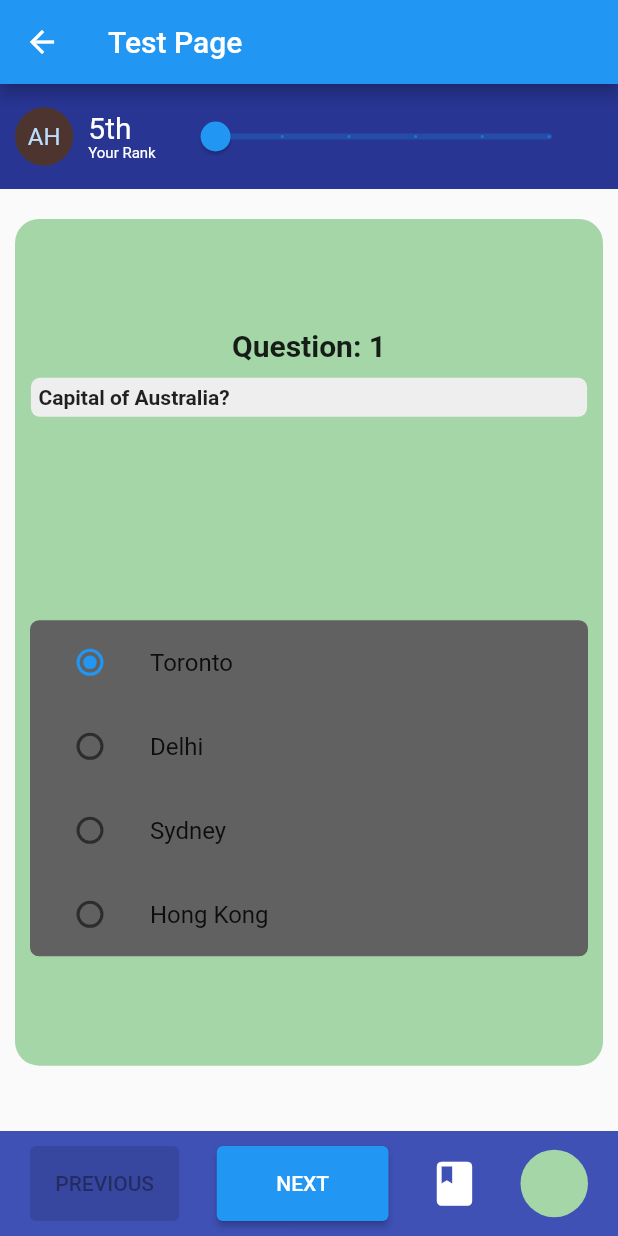
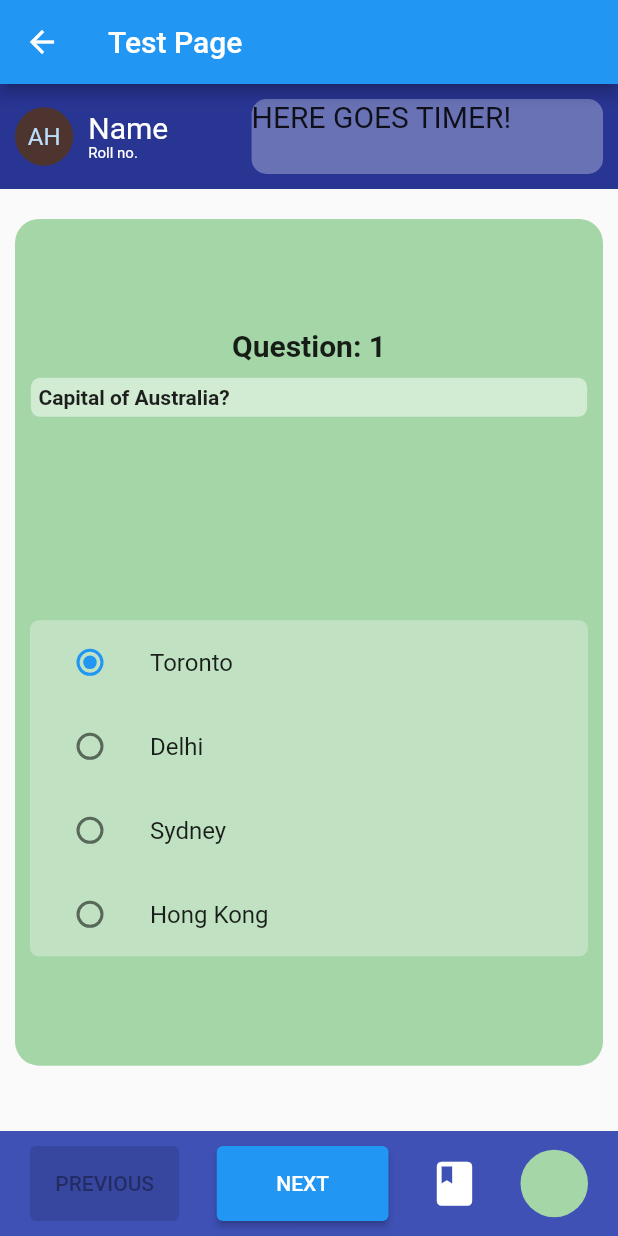
Before and after one commit to Subhadeep0506/test-application, a Flutter app: the TestPage screen opened directly, on a phone screen of 412 x 824 dp. Run offline on Flutter 3.47's test engine with Material 2 defaults, Android fonts, the light colour scheme and no system bars; drawn by our look-alikes of carousel_slider; our stand-ins replace shared_preferences, splashscreen, sqflite; accounts and stored records are empty.

Commit message:
Minor ui changes

```diff
--- a/lib/customs/custom_alert_dialog.dart
+++ b/lib/customs/custom_alert_dialog.dart
@@ -1,6 +1,6 @@
 import 'package:flutter/material.dart';
-import 'package:test_application_v1/result_page.dart';
-import 'package:test_application_v1/test_page.dart';
+import '../screens/result_page.dart';
+import 'package:test_application_v1/screens/test_page.dart';
 
 class ShowAlertDialog {
   showAlertDialog(BuildContext context) {
--- a/lib/customs/custom_card.dart
+++ b/lib/customs/custom_card.dart
@@ -5,8 +5,8 @@ import 'package:flutter/material.dart';
 import 'package:test_application_v1/customs/custom_alert_dialog.dart';
 import 'package:test_application_v1/data/questions.dart';
 
-import 'custom_list_tile.dart';
 import 'custom_modal.dart';
+import 'custom_question_card.dart';
 
 // This Widget contains the CarouselSlider and the navigator to navigate accross questions
 class CustomCard extends StatefulWidget {
@@ -182,91 +182,3 @@ class CustomCardState extends State<CustomCard> {
     );
   }
 }
-
-/// The custom card that is would contain the questions and options
-///
-class QuestionCard extends StatefulWidget {
-  final Color color;
-  String _question = '';
-  int _id;
-  List<Object> _options;
-
-  QuestionCard(this.color, this._question, this._id, this._options);
-
-  @override
-  State<QuestionCard> createState() => _QuestionCardState();
-}
-
-class _QuestionCardState extends State<QuestionCard> {
-  int _value = 0;
-  int groupValue = 0;
-
-  @override
-  Widget build(BuildContext context) {
-    return Container(
-      decoration: BoxDecoration(
-        borderRadius: BorderRadius.circular(16),
-        color: widget.color,
-      ),
-      margin: const EdgeInsets.only(
-        right: 10,
-        left: 10,
-      ),
-      height: double.infinity,
-      child: Container(
-        padding: const EdgeInsets.only(top: 10),
-        child: Column(
-          mainAxisAlignment: MainAxisAlignment.spaceEvenly,
-          crossAxisAlignment: CrossAxisAlignment.center,
-          children: [
-            Column(
-              children: [
-                Container(
-                  child: Text(
-                    'Question: ${widget._id}',
-                    style: const TextStyle(
-                      fontSize: 20,
-                      fontWeight: FontWeight.bold,
-                    ),
-                  ),
-                ),
-                Container(
-                  decoration: BoxDecoration(
-                    borderRadius: BorderRadius.circular(6),
-                    color: Colors.grey.shade200,
-                  ),
-                  margin: const EdgeInsets.only(
-                    top: 10,
-                    left: 10,
-                    right: 10,
-                  ),
-                  padding: const EdgeInsets.all(5),
-                  width: MediaQuery.of(context).size.width * 0.9,
-                  child: Text(
-                    widget._question,
-                    style: const TextStyle(fontWeight: FontWeight.bold),
-                  ),
-                ),
-              ],
-            ),
-            const SizedBox(
-              height: 10,
-            ),
-            Container(
-              decoration: BoxDecoration(
-                borderRadius: BorderRadius.circular(6),
-                color: Colors.grey.shade700,
-              ),
-              margin: const EdgeInsets.only(
-                bottom: 10,
-                left: 10,
-                right: 10,
-              ),
-              child: CustomListTile(widget._id - 1),
-            ),
-          ],
-        ),
-      ),
-    );
-  }
-}
--- /dev/null
+++ b/lib/customs/custom_question_card.dart
@@ -0,0 +1,89 @@
+import 'package:flutter/material.dart';
+
+import 'custom_list_tile.dart';
+
+class QuestionCard extends StatefulWidget {
+  final Color color;
+  String _question = '';
+  int _id;
+  List<Object> _options;
+
+  QuestionCard(this.color, this._question, this._id, this._options);
+
+  @override
+  State<QuestionCard> createState() => _QuestionCardState();
+}
+
+class _QuestionCardState extends State<QuestionCard> {
+  int _value = 0;
+  int groupValue = 0;
+
+  @override
+  Widget build(BuildContext context) {
+    return Container(
+      decoration: BoxDecoration(
+        borderRadius: BorderRadius.circular(16),
+        color: widget.color,
+      ),
+      margin: const EdgeInsets.only(
+        right: 10,
+        left: 10,
+      ),
+      height: double.infinity,
+      child: Container(
+        padding: const EdgeInsets.only(top: 10),
+        child: Column(
+          mainAxisAlignment: MainAxisAlignment.spaceEvenly,
+          crossAxisAlignment: CrossAxisAlignment.center,
+          children: [
+            Column(
+              children: [
+                Container(
+                  child: Text(
+                    'Question: ${widget._id}',
+                    style: const TextStyle(
+                      fontSize: 20,
+                      fontWeight: FontWeight.bold,
+                    ),
+                  ),
+                ),
+                Container(
+                  decoration: BoxDecoration(
+                    borderRadius: BorderRadius.circular(6),
+                    color: Colors.white.withOpacity(0.5),
+                  ),
+                  margin: const EdgeInsets.only(
+                    top: 10,
+                    left: 10,
+                    right: 10,
+                  ),
+                  padding: const EdgeInsets.all(5),
+                  width: MediaQuery.of(context).size.width * 0.9,
+                  child: Text(
+                    widget._question,
+                    style: const TextStyle(fontWeight: FontWeight.bold),
+                  ),
+                ),
+              ],
+            ),
+            const SizedBox(
+              height: 10,
+            ),
+            Container(
+              decoration: BoxDecoration(
+                borderRadius: BorderRadius.circular(6),
+                color: Colors.white.withOpacity(0.3),
+              ),
+              margin: const EdgeInsets.only(
+                bottom: 10,
+                left: 10,
+                right: 10,
+              ),
+              child: CustomListTile(widget._id - 1),
+            ),
+          ],
+        ),
+      ),
+    );
+  }
+}
--- /dev/null
+++ b/lib/data/question.dart
@@ -0,0 +1,33 @@
+import 'question_fields.dart';
+
+class Question {
+  int? id;
+  String? question;
+  int? option;
+  int? selected;
+
+  Question({this.id, this.option, this.question});
+  Map<String, Object?> toJson() => {
+        QuestionFields.id: id,
+        QuestionFields.question: question,
+        QuestionFields.selectedOption: selected,
+      };
+
+  Question copy({
+    int? id,
+    String? question,
+    int? option,
+    int? selected,
+  }) =>
+      Question(
+        id: id ?? this.id,
+        option: option ?? this.option,
+        question: question ?? this.question,
+      );
+
+  static Question fromJson(Map<String, Object?> first) => Question(
+        id: first[QuestionFields.id] as int?,
+        question: first[QuestionFields.question] as String?,
+        option: first[QuestionFields.selectedOption] as int?,
+      );
+}
--- /dev/null
+++ b/lib/data/question_fields.dart
@@ -0,0 +1,13 @@
+class QuestionFields {
+  static String id = '_id';
+  static String question = 'question';
+  static String correctOption = 'option';
+  static String selectedOption = 'selected';
+
+  static final List<String> values = [
+    id,
+    question,
+    correctOption,
+    selectedOption,
+  ];
+}
--- a/lib/data/questions_db.dart
+++ b/lib/data/questions_db.dart
@@ -1,7 +1,8 @@
-import 'dart:convert';
-
 import 'package:sqflite/sqflite.dart';
 import 'package:path/path.dart';
+
+import 'question.dart';
+import 'question_fields.dart';
 
 // database handling for questions and results
 class QuestionsDatabase {
@@ -96,49 +97,3 @@ class QuestionsDatabase {
     return result.map((json) => Question.fromJson(json)).toList();
   }
 }
-
-class Question {
-  int? id;
-  String? question;
-  int? option;
-  int? selected;
-
-  Question({this.id, this.option, this.question});
-  Map<String, Object?> toJson() => {
-        QuestionFields.id: id,
-        QuestionFields.question: question,
-        QuestionFields.selectedOption: selected,
-      };
-
-  Question copy({
-    int? id,
-    String? question,
-    int? option,
-    int? selected,
-  }) =>
-      Question(
-        id: id ?? this.id,
-        option: option ?? this.option,
-        question: question ?? this.question,
-      );
-
-  static Question fromJson(Map<String, Object?> first) => Question(
-        id: first[QuestionFields.id] as int?,
-        question: first[QuestionFields.question] as String?,
-        option: first[QuestionFields.selectedOption] as int?,
-      );
-}
-
-class QuestionFields {
-  static String id = '_id';
-  static String question = 'question';
-  static String correctOption = 'option';
-  static String selectedOption = 'selected';
-
-  static final List<String> values = [
-    id,
-    question,
-    correctOption,
-    selectedOption,
-  ];
-}
--- a/lib/main.dart
+++ b/lib/main.dart
@@ -1,5 +1,5 @@
 import 'package:flutter/material.dart';
-import 'package:test_application_v1/splash_screen.dart';
+import 'package:test_application_v1/screens/splash_screen.dart';
 
 void main() {
   runApp(const MyApp());
--- a/lib/home_page.dart
+++ b/lib/screens/home_page.dart
@@ -3,7 +3,7 @@ import 'dart:io';
 
 import 'package:flutter/material.dart';
 import 'package:test_application_v1/customs/custom_timer.dart';
-import 'package:test_application_v1/test_page.dart';
+import 'package:test_application_v1/screens/test_page.dart';
 
 class HomePage extends StatefulWidget {
   const HomePage({Key? key}) : super(key: key);
--- a/lib/result_page.dart
+++ b/lib/screens/result_page.dart
@@ -1,5 +1,5 @@
 import 'package:flutter/material.dart';
-import 'package:test_application_v1/home_page.dart';
+import './home_page.dart';
 
 // Result page to show the result table
 // Temporarily shows dummy table as results
--- a/lib/splash_screen.dart
+++ b/lib/screens/splash_screen.dart
@@ -1,6 +1,6 @@
 import 'package:flutter/material.dart';
 import 'package:splashscreen/splashscreen.dart';
-import 'package:test_application_v1/home_page.dart';
+import './home_page.dart';
 
 class SplashPage extends StatelessWidget {
   const SplashPage({Key? key}) : super(key: key);
--- a/lib/test_page.dart
+++ b/lib/screens/test_page.dart
@@ -3,8 +3,8 @@ import 'package:flutter/material.dart';
 import 'package:test_application_v1/customs/custom_card.dart';
 import 'package:shared_preferences/shared_preferences.dart';
 
-import 'customs/custom_card.dart';
-import 'customs/custom_modal.dart';
+import '../customs/custom_card.dart';
+import '../customs/custom_modal.dart';
 
 // The page that is shown when the user starts the exam
 class TestPage extends StatefulWidget {
@@ -72,33 +72,32 @@ class _TestPageState extends State<TestPage> {
                       crossAxisAlignment: CrossAxisAlignment.start,
                       children: const [
                         Text(
-                          '5th',
+                          'Name',
                           style: TextStyle(fontSize: 20, color: Colors.white),
                         ),
                         Text(
-                          'Your Rank',
+                          'Roll no.',
                           style: TextStyle(fontSize: 10, color: Colors.white),
                         )
                       ],
                     ),
                   ),
                   Expanded(
-                    flex: 5,
-                    child: Container(
-                      margin: const EdgeInsets.only(right: 20),
-                      child: Slider(
-                        value: _sliderValue,
-                        max: 5,
-                        divisions: 5,
-                        label: 'You\'ve passed ${_sliderValue.toInt()} contestants',
-                        onChanged: (double value) {
-                          setState(() {
-                            _sliderValue = value;
-                          });
-                        },
-                      ),
-                    ),
-                  ),
+                      flex: 5,
+                      child: Padding(
+                        padding: const EdgeInsets.only(
+                          left: 50,
+                          right: 10,
+                        ),
+                        child: Container(
+                          height: 50,
+                          decoration: BoxDecoration(
+                            color: Colors.white.withOpacity(0.3),
+                            borderRadius: BorderRadius.circular(10),
+                          ),
+                          child: const Text("HERE GOES TIMER!", style: TextStyle(fontSize: 20)),
+                        ),
+                      )),
                 ],
               ),
             ),
```
Also changed, not shown: lib/customs/custom_page_view.dart (deleted, +0 -213 lines).
